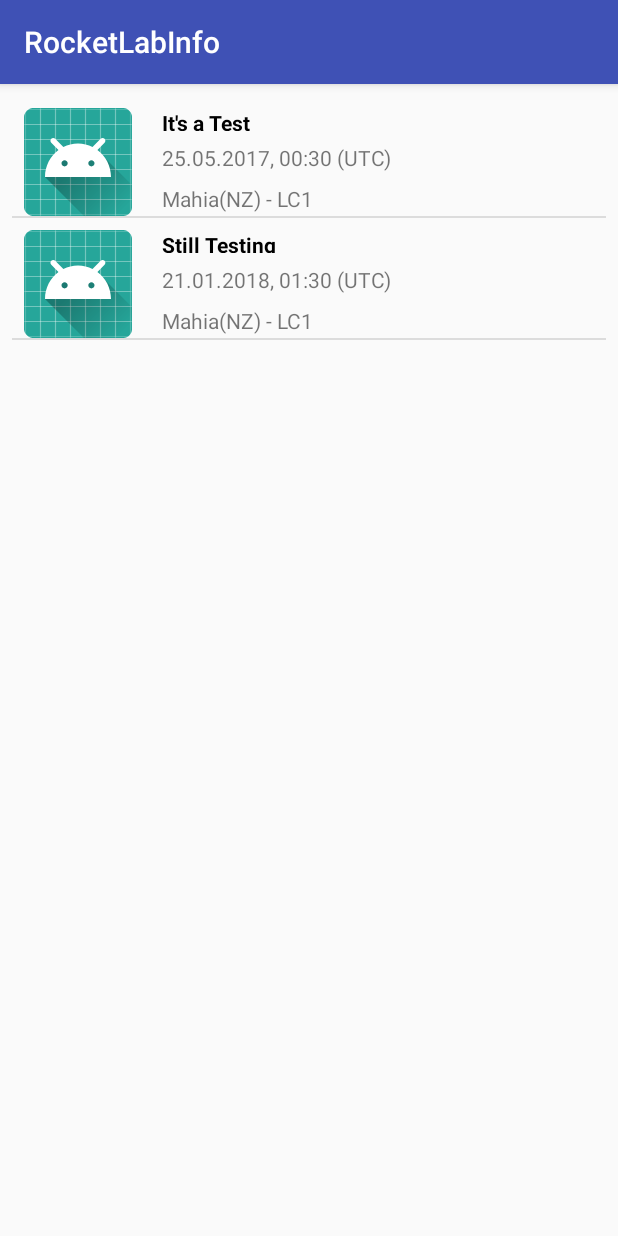
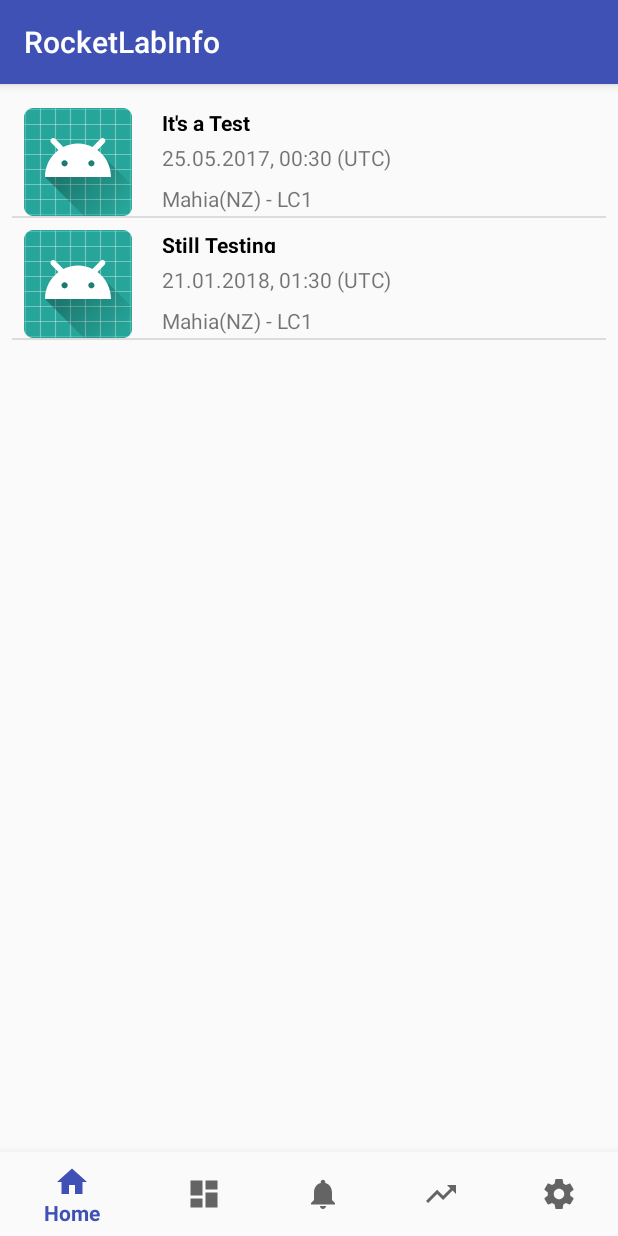
Before and after one commit to moritz31/rocketlabapp, an Android app: the screen it shows after launch (MainActivity), on a phone screen of 412 x 824 dp. Run offline under Robolectric (Android 15) with nearby library versions, the phone set to English and light mode, and no system bars.

Commit message:
Added some simple menu

```diff
--- a/app/build.gradle
+++ b/app/build.gradle
@@ -24,9 +24,10 @@ android {
 
 dependencies {
     implementation fileTree(dir: 'libs', include: ['*.jar'])
-    implementation"org.jetbrains.kotlin:kotlin-stdlib-jre7:$kotlin_version"
+    implementation "org.jetbrains.kotlin:kotlin-stdlib-jre7:$kotlin_version"
     implementation 'com.android.support:appcompat-v7:26.1.0'
     implementation 'com.android.support.constraint:constraint-layout:1.0.2'
+    implementation 'com.android.support:design:26.1.0'
     testImplementation 'junit:junit:4.12'
     androidTestImplementation 'com.android.support.test:runner:1.0.1'
     androidTestImplementation 'com.android.support.test.espresso:espresso-core:3.0.1'
--- a/app/src/main/AndroidManifest.xml
+++ b/app/src/main/AndroidManifest.xml
@@ -16,6 +16,9 @@
                 <category android:name="android.intent.category.LAUNCHER" />
             </intent-filter>
         </activity>
+        <activity
+            android:name=".Main2Activity"
+            android:label="@string/title_activity_main2"></activity>
     </application>
 
 </manifest>
--- a/app/src/main/java/de/darmotek/rocketlabinfo/Adapter/LaunchViewAdapter.kt
+++ b/app/src/main/java/de/darmotek/rocketlabinfo/Adapter/LaunchViewAdapter.kt
@@ -20,7 +20,7 @@ import java.util.*
  * Created by moritz on 23.01.18.
  */
 
-class LaunchViewAdapter(private var activity: Activity, private var items: List<LaunchData>): BaseAdapter() {
+class LaunchViewAdapter(private var activity: Activity, private var items: List<LaunchData>, private var showUTC : Boolean): BaseAdapter() {
 
     private class ViewHolder(row: View?) {
         var missionName: TextView? = null
@@ -51,13 +51,13 @@ class LaunchViewAdapter(private var activity: Activity, private var items: List<
         viewHolder.missionName?.text = launch.name
 
         val simpleDateFormat = SimpleDateFormat("dd.MM.yyyy HH:mm")
-        Log.d("SimpleDate",simpleDateFormat.toString())
         simpleDateFormat.setTimeZone(TimeZone.getTimeZone("UTC"))
-        Log.d("SimpleDate",simpleDateFormat.toString())
         val myDate = simpleDateFormat.parse(launch.datetime)
         val formatter = SimpleDateFormat("dd.MM.yyyy, HH:mm (z)")
+        if(showUTC) {
+            formatter.setTimeZone(TimeZone.getTimeZone("UTC"))
+        }
         val formattedDate = formatter.format(myDate)
-        Log.d("SimpleDate",formattedDate.toString())
         viewHolder.missionDate?.text = formattedDate.toString()
         viewHolder.missionLocation?.text = launch.location
 
--- a/app/src/main/java/de/darmotek/rocketlabinfo/MainActivity.kt
+++ b/app/src/main/java/de/darmotek/rocketlabinfo/MainActivity.kt
@@ -16,9 +16,11 @@ class MainActivity : AppCompatActivity() {
         val launches = listOf(launch1,launch2);
         print(launches);
 
-        val adapter = LaunchViewAdapter(this, launches)
+        val adapter = LaunchViewAdapter(this, launches,false);
 
         container?.adapter = adapter;
         adapter?.notifyDataSetChanged()
+
+
     }
 }
--- /dev/null
+++ b/app/src/main/res/drawable/ic_dashboard_black_24dp.xml
@@ -0,0 +1,9 @@
+<vector xmlns:android="http://schemas.android.com/apk/res/android"
+    android:width="24dp"
+    android:height="24dp"
+    android:viewportHeight="24.0"
+    android:viewportWidth="24.0">
+    <path
+        android:fillColor="#FF000000"
+        android:pathData="M3,13h8L11,3L3,3v10zM3,21h8v-6L3,15v6zM13,21h8L21,11h-8v10zM13,3v6h8L21,3h-8z" />
+</vector>
--- /dev/null
+++ b/app/src/main/res/drawable/ic_home_black_24dp.xml
@@ -0,0 +1,9 @@
+<vector xmlns:android="http://schemas.android.com/apk/res/android"
+    android:width="24dp"
+    android:height="24dp"
+    android:viewportHeight="24.0"
+    android:viewportWidth="24.0">
+    <path
+        android:fillColor="#FF000000"
+        android:pathData="M10,20v-6h4v6h5v-8h3L12,3 2,12h3v8z" />
+</vector>
--- /dev/null
+++ b/app/src/main/res/drawable/ic_notifications_black_24dp.xml
@@ -0,0 +1,9 @@
+<vector xmlns:android="http://schemas.android.com/apk/res/android"
+    android:width="24dp"
+    android:height="24dp"
+    android:viewportHeight="24.0"
+    android:viewportWidth="24.0">
+    <path
+        android:fillColor="#FF000000"
+        android:pathData="M12,22c1.1,0 2,-0.9 2,-2h-4c0,1.1 0.89,2 2,2zM18,16v-5c0,-3.07 -1.64,-5.64 -4.5,-6.32L13.5,4c0,-0.83 -0.67,-1.5 -1.5,-1.5s-1.5,0.67 -1.5,1.5v0.68C7.63,5.36 6,7.92 6,11v5l-2,2v1h16v-1l-2,-2z" />
+</vector>
--- /dev/null
+++ b/app/src/main/res/drawable/ic_settings_black_24dp.xml
@@ -0,0 +1,9 @@
+<vector xmlns:android="http://schemas.android.com/apk/res/android"
+        android:width="24dp"
+        android:height="24dp"
+        android:viewportWidth="24.0"
+        android:viewportHeight="24.0">
+    <path
+        android:fillColor="#FF000000"
+        android:pathData="M19.43,12.98c0.04,-0.32 0.07,-0.64 0.07,-0.98s-0.03,-0.66 -0.07,-0.98l2.11,-1.65c0.19,-0.15 0.24,-0.42 0.12,-0.64l-2,-3.46c-0.12,-0.22 -0.39,-0.3 -0.61,-0.22l-2.49,1c-0.52,-0.4 -1.08,-0.73 -1.69,-0.98l-0.38,-2.65C14.46,2.18 14.25,2 14,2h-4c-0.25,0 -0.46,0.18 -0.49,0.42l-0.38,2.65c-0.61,0.25 -1.17,0.59 -1.69,0.98l-2.49,-1c-0.23,-0.09 -0.49,0 -0.61,0.22l-2,3.46c-0.13,0.22 -0.07,0.49 0.12,0.64l2.11,1.65c-0.04,0.32 -0.07,0.65 -0.07,0.98s0.03,0.66 0.07,0.98l-2.11,1.65c-0.19,0.15 -0.24,0.42 -0.12,0.64l2,3.46c0.12,0.22 0.39,0.3 0.61,0.22l2.49,-1c0.52,0.4 1.08,0.73 1.69,0.98l0.38,2.65c0.03,0.24 0.24,0.42 0.49,0.42h4c0.25,0 0.46,-0.18 0.49,-0.42l0.38,-2.65c0.61,-0.25 1.17,-0.59 1.69,-0.98l2.49,1c0.23,0.09 0.49,0 0.61,-0.22l2,-3.46c0.12,-0.22 0.07,-0.49 -0.12,-0.64l-2.11,-1.65zM12,15.5c-1.93,0 -3.5,-1.57 -3.5,-3.5s1.57,-3.5 3.5,-3.5 3.5,1.57 3.5,3.5 -1.57,3.5 -3.5,3.5z"/>
+</vector>
--- /dev/null
+++ b/app/src/main/res/drawable/ic_trending_up_black_24dp.xml
@@ -0,0 +1,9 @@
+<vector xmlns:android="http://schemas.android.com/apk/res/android"
+        android:width="24dp"
+        android:height="24dp"
+        android:viewportWidth="24.0"
+        android:viewportHeight="24.0">
+    <path
+        android:fillColor="#FF000000"
+        android:pathData="M16,6l2.29,2.29 -4.88,4.88 -4,-4L2,16.59 3.41,18l6,-6 4,4 6.3,-6.29L22,12V6z"/>
+</vector>
--- a/app/src/main/res/layout/activity_main.xml
+++ b/app/src/main/res/layout/activity_main.xml
@@ -6,18 +6,37 @@
     android:layout_height="match_parent"
     tools:context="de.darmotek.rocketlabinfo.MainActivity">
 
+    <android.support.design.widget.TabLayout
+        android:layout_width="match_parent"
+        android:layout_height="match_parent">
+
+
+    </android.support.design.widget.TabLayout>
+
     <ListView
         android:id="@+id/container"
-        android:layout_width="match_parent"
-        android:layout_height="match_parent"
+        android:layout_width="0dp"
+        android:layout_height="0dp"
         android:layout_margin="8dp"
         android:layout_marginBottom="8dp"
         android:layout_marginEnd="8dp"
         android:layout_marginStart="8dp"
         android:layout_marginTop="8dp"
-        app:layout_constraintBottom_toBottomOf="parent"
+        app:layout_constraintBottom_toTopOf="@+id/navigation"
         app:layout_constraintEnd_toEndOf="parent"
         app:layout_constraintStart_toStartOf="parent"
         app:layout_constraintTop_toTopOf="parent" />
 
+    <android.support.design.widget.BottomNavigationView
+        android:id="@+id/navigation"
+        android:layout_width="0dp"
+        android:layout_height="wrap_content"
+        android:layout_marginEnd="0dp"
+        android:layout_marginStart="0dp"
+        android:background="?android:attr/windowBackground"
+        app:layout_constraintBottom_toBottomOf="parent"
+        app:layout_constraintLeft_toLeftOf="parent"
+        app:layout_constraintRight_toRightOf="parent"
+        app:menu="@menu/navigation" />
+
 </android.support.constraint.ConstraintLayout>
--- /dev/null
+++ b/app/src/main/res/menu/navigation.xml
@@ -0,0 +1,30 @@
+<?xml version="1.0" encoding="utf-8"?>
+<menu xmlns:android="http://schemas.android.com/apk/res/android">
+
+    <item
+        android:id="@+id/navigation_home"
+        android:icon="@drawable/ic_home_black_24dp"
+        android:title="@string/title_home" />
+
+    <item
+        android:id="@+id/navigation_dashboard"
+        android:icon="@drawable/ic_dashboard_black_24dp"
+        android:title="@string/title_dashboard" />
+
+    <item
+        android:id="@+id/navigation_notifications"
+        android:icon="@drawable/ic_notifications_black_24dp"
+        android:title="@string/title_notifications" />
+    <item
+        android:id="@+id/navigation_stats"
+        android:icon="@drawable/ic_trending_up_black_24dp"
+        android:title="@string/title_status"
+        />
+
+    <item
+        android:id="@+id/navigatoin_settings"
+        android:icon="@drawable/ic_settings_black_24dp"
+        android:title="@string/title_settings"
+        />
+
+</menu>
--- /dev/null
+++ b/app/src/main/res/values/dimens.xml
@@ -0,0 +1,5 @@
+<resources>
+    <!-- Default screen margins, per the Android Design guidelines. -->
+    <dimen name="activity_horizontal_margin">16dp</dimen>
+    <dimen name="activity_vertical_margin">16dp</dimen>
+</resources>
--- a/app/src/main/res/values/strings.xml
+++ b/app/src/main/res/values/strings.xml
@@ -1,3 +1,9 @@
 <resources>
     <string name="app_name">RocketLabInfo</string>
+    <string name="title_activity_main2">Main2Activity</string>
+    <string name="title_home">Home</string>
+    <string name="title_dashboard">Dashboard</string>
+    <string name="title_notifications">Notifications</string>
+    <string name="title_status">Statistic</string>
+    <string name="title_settings">Settings</string>
 </resources>
```
